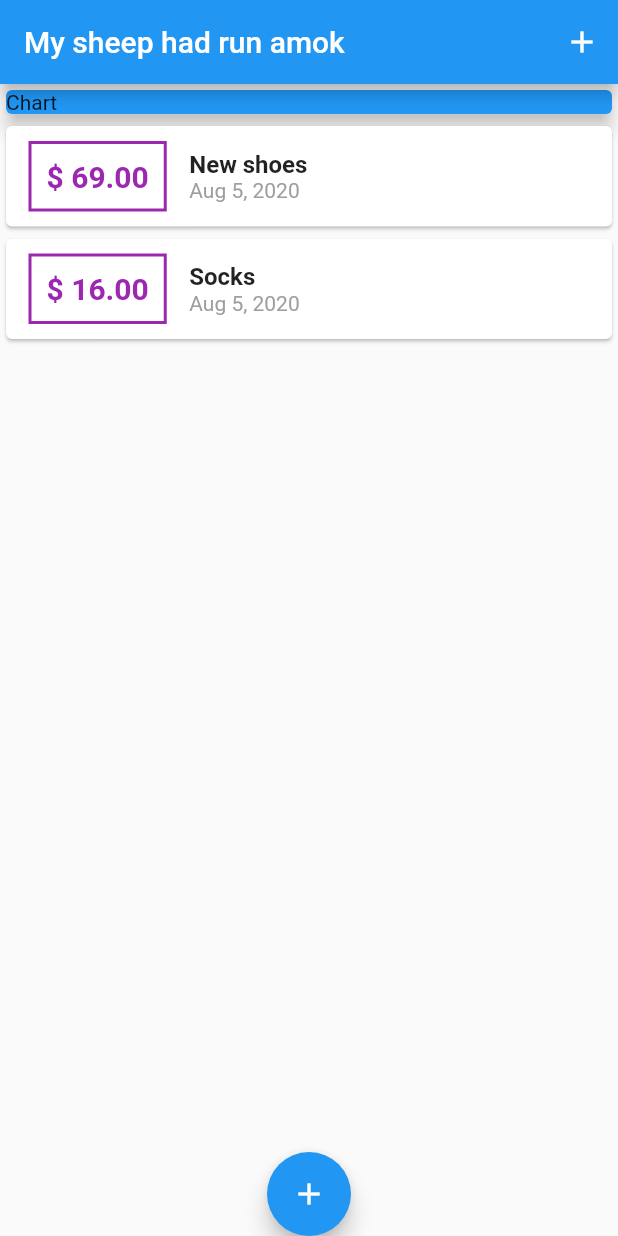
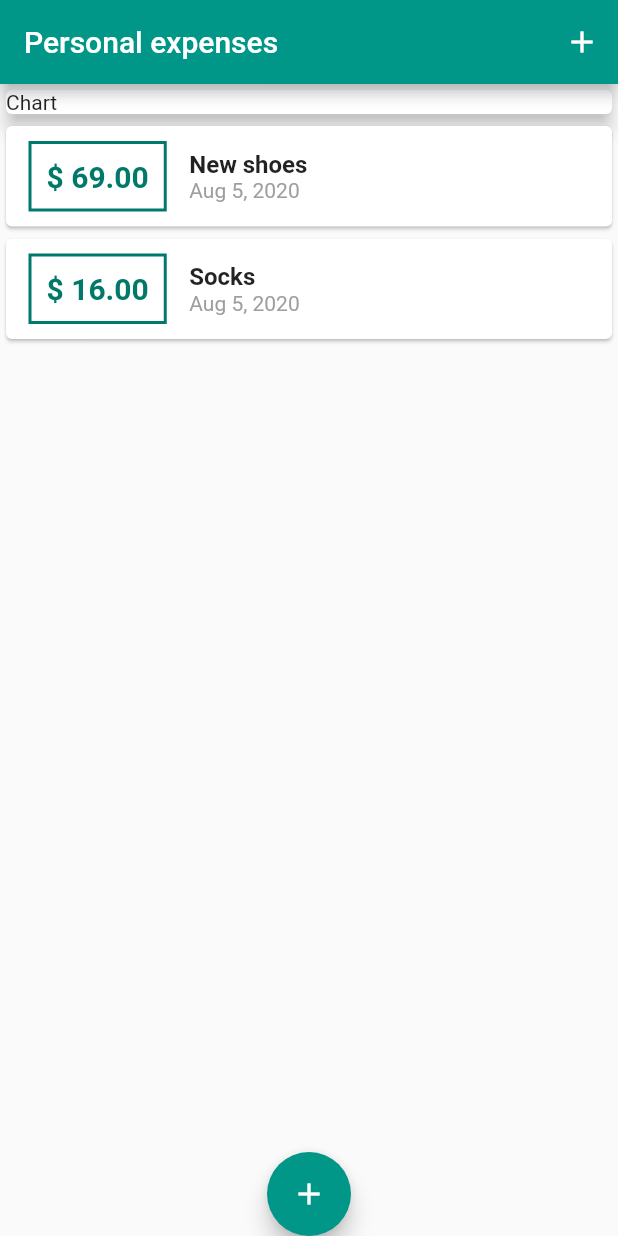
Before and after one commit to alegalliard/flutter-quiz, a Flutter app: the screen it shows after launch, on a phone screen of 412 x 824 dp. Run offline on Flutter 3.47's test engine with Material 2 defaults, Android fonts, the phone set to English and light mode, and no system bars.

Commit message:
theme colors

```diff
--- a/lib/finance/widgets/transaction_list.dart
+++ b/lib/finance/widgets/transaction_list.dart
@@ -20,7 +20,7 @@ class TransactionList extends StatelessWidget {
                   margin: EdgeInsets.symmetric(vertical: 10, horizontal: 15),
                   decoration: BoxDecoration(
                     border: Border.all(
-                      color: Colors.purple,
+                      color: Theme.of(context).primaryColorDark,
                       width: 2
                     )
                   ),
@@ -31,7 +31,7 @@ class TransactionList extends StatelessWidget {
                     style: TextStyle(
                       fontWeight: FontWeight.bold,
                       fontSize: 20,
-                      color: Colors.purple,
+                      color: Theme.of(context).primaryColorDark,
                     ),
                   ),
                 ),
--- a/lib/main.dart
+++ b/lib/main.dart
@@ -14,8 +14,11 @@ class MyApp extends StatelessWidget {
   @override
   Widget build(BuildContext context) {
     return MaterialApp(
-      title: 'Flutter App',
+      title: 'Personal expenses',
       home: MyHomePage(),
+      theme: ThemeData(
+        primarySwatch: Colors.teal,
+      )
     );
   }
 }
@@ -63,7 +66,7 @@ class _MyHomePageState extends State<MyHomePage> {
   Widget build(BuildContext context) {
     return Scaffold(
         appBar: AppBar(
-          title: Text('My sheep had run amok'),
+          title: Text('Personal expenses'),
           actions: <Widget>[
             IconButton(
               icon: Icon(Icons.add),
@@ -81,7 +84,6 @@ class _MyHomePageState extends State<MyHomePage> {
               Container(
                 width: double.infinity,
                 child: Card(
-                  color: Colors.blue,
                   child: Text('Chart'),
                   elevation: 5,
                 ),
```
